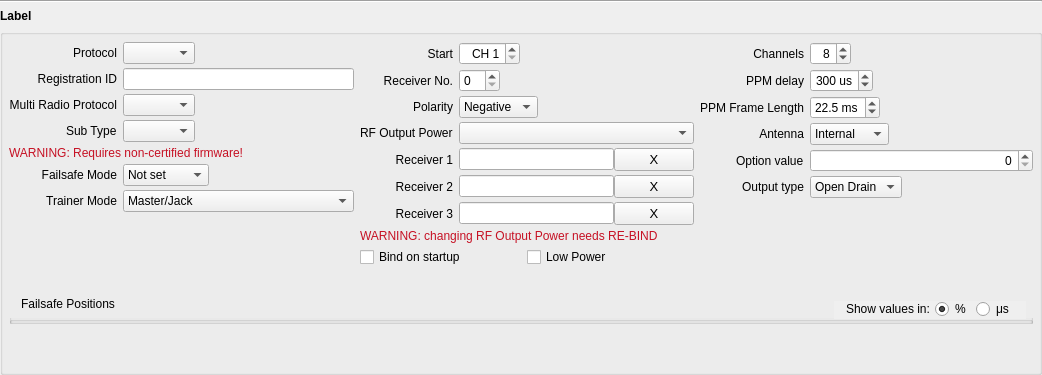
Qt form companion/src/modeledit/setup_module.ui (opentx/opentx) before a commit.
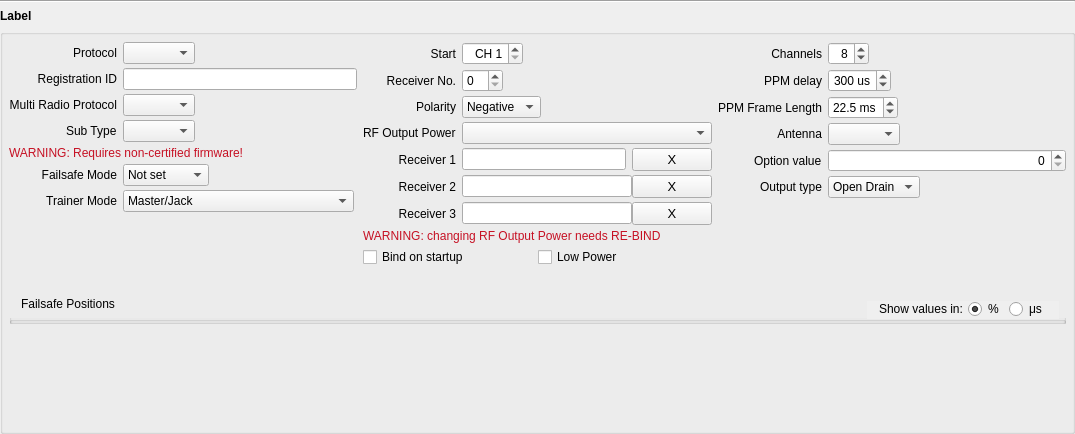
The same form after that commit. Custom widgets are drawn as their Qt base class.

Commit message: Companion - MODEL/SETUP part

Patch:
```diff
--- a/companion/src/modeledit/setup_module.ui
+++ b/companion/src/modeledit/setup_module.ui
@@ -6,8 +6,8 @@
    <rect>
     <x>0</x>
     <y>0</y>
-    <width>1042</width>
-    <height>375</height>
+    <width>1075</width>
+    <height>434</height>
    </rect>
   </property>
   <property name="windowTitle">
@@ -252,7 +252,7 @@
         <item row="4" column="1">
          <layout class="QHBoxLayout" name="rx1Layout">
           <property name="spacing">
-           <number>-1</number>
+           <number>6</number>
           </property>
           <property name="topMargin">
            <number>0</number>
@@ -621,16 +621,6 @@
           <property name="sizeAdjustPolicy">
            <enum>QComboBox::AdjustToContents</enum>
           </property>
-          <item>
-           <property name="text">
-            <string>Internal</string>
-           </property>
-          </item>
-          <item>
-           <property name="text">
-            <string>Ext. + Int.</string>
-           </property>
-          </item>
          </widget>
         </item>
         <item row="5" column="0">
@@ -1069,6 +1059,13 @@
    </item>
   </layout>
  </widget>
+ <customwidgets>
+  <customwidget>
+   <class>AutoComboBox</class>
+   <extends>QComboBox</extends>
+   <header>autocombobox.h</header>
+  </customwidget>
+ </customwidgets>
  <tabstops>
   <tabstop>protocol</tabstop>
   <tabstop>channelsStart</tabstop>
```
Left out of the diff: 132 changed lines with no effect on the pictures. The commit also changes 25 other files.
